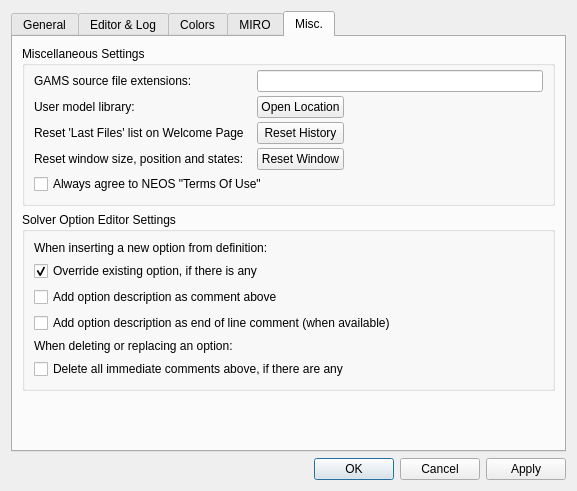
This is src/settingsdialog.ui in GAMS-dev/studio as Qt 5 draws it before an edit. The edited form follows.
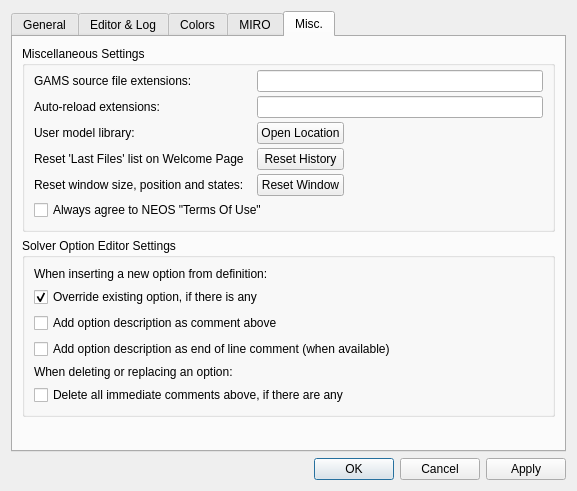
This is the edited form. The open tabs and pages were chosen to show the change.

Commit message: Added auto-reload to SettingsDialog and FileEventHandler. Introduced new FileChangeDialog

```diff
--- a/src/settingsdialog.ui
+++ b/src/settingsdialog.ui
@@ -652,8 +652,8 @@
            <rect>
             <x>0</x>
             <y>0</y>
-            <width>100</width>
-            <height>30</height>
+            <width>98</width>
+            <height>28</height>
            </rect>
           </property>
           <attribute name="label">
@@ -766,55 +766,21 @@
           <property name="verticalSpacing">
            <number>4</number>
           </property>
-          <item row="1" column="0">
-           <widget class="QLabel" name="lbl_openModLib">
-            <property name="text">
-             <string>User model library: </string>
-            </property>
-           </widget>
-          </item>
           <item row="3" column="0">
-           <widget class="QLabel" name="lbl_resetView">
-            <property name="text">
-             <string>Reset window size, position and states: </string>
-            </property>
-           </widget>
-          </item>
-          <item row="2" column="1">
-           <widget class="QPushButton" name="btn_resetHistory">
-            <property name="text">
-             <string>Reset History</string>
-            </property>
-           </widget>
-          </item>
-          <item row="2" column="0">
            <widget class="QLabel" name="lbl_wpHistory">
             <property name="text">
              <string>&lt;html&gt;&lt;head/&gt;&lt;body&gt;&lt;p&gt;Reset 'Last Files' list on Welcome Page&amp;nbsp;&amp;nbsp;&lt;/p&gt;&lt;/body&gt;&lt;/html&gt;</string>
             </property>
            </widget>
           </item>
-          <item row="4" column="0" colspan="2">
+          <item row="5" column="0" colspan="2">
            <widget class="QCheckBox" name="confirmNeosCheckBox">
             <property name="text">
              <string>Always agree to NEOS &quot;Terms Of Use&quot;</string>
             </property>
            </widget>
           </item>
-          <item row="1" column="1">
-           <widget class="QPushButton" name="btn_openUserLibLocation">
-            <property name="sizePolicy">
-             <sizepolicy hsizetype="Minimum" vsizetype="Fixed">
-              <horstretch>0</horstretch>
-              <verstretch>0</verstretch>
-             </sizepolicy>
-            </property>
-            <property name="text">
-             <string>Open Location</string>
-            </property>
-           </widget>
-          </item>
-          <item row="1" column="2">
+          <item row="2" column="2">
            <spacer name="horizontalSpacer_2">
             <property name="orientation">
              <enum>Qt::Horizontal</enum>
@@ -827,20 +793,13 @@
             </property>
            </spacer>
           </item>
-          <item row="3" column="1">
+          <item row="4" column="1">
            <widget class="QPushButton" name="btn_resetView">
             <property name="text">
              <string>Reset Window</string>
             </property>
            </widget>
           </item>
-          <item row="0" column="0">
-           <widget class="QLabel" name="lbl_userGamsTypes">
-            <property name="text">
-             <string>GAMS source file extensions:</string>
-            </property>
-           </widget>
-          </item>
           <item row="0" column="1" colspan="2">
            <widget class="QLineEdit" name="edUserGamsTypes">
             <property name="toolTip">
@@ -848,6 +807,57 @@
             </property>
            </widget>
           </item>
+          <item row="0" column="0">
+           <widget class="QLabel" name="lbl_userGamsTypes">
+            <property name="text">
+             <string>GAMS source file extensions:</string>
+            </property>
+           </widget>
+          </item>
+          <item row="2" column="0">
+           <widget class="QLabel" name="lbl_openModLib">
+            <property name="text">
+             <string>User model library: </string>
+            </property>
+           </widget>
+          </item>
+          <item row="2" column="1">
+           <widget class="QPushButton" name="btn_openUserLibLocation">
+            <property name="sizePolicy">
+             <sizepolicy hsizetype="Minimum" vsizetype="Fixed">
+              <horstretch>0</horstretch>
+              <verstretch>0</verstretch>
+             </sizepolicy>
+            </property>
+            <property name="text">
+             <string>Open Location</string>
+            </property>
+           </widget>
+          </item>
+          <item row="4" column="0">
+           <widget class="QLabel" name="lbl_resetView">
+            <property name="text">
+             <string>Reset window size, position and states: </string>
+            </property>
+           </widget>
+          </item>
+          <item row="3" column="1">
+           <widget class="QPushButton" name="btn_resetHistory">
+            <property name="text">
+             <string>Reset History</string>
+            </property>
+           </widget>
+          </item>
+          <item row="1" column="1" colspan="2">
+           <widget class="QLineEdit" name="edAutoReloadTypes"/>
+          </item>
+          <item row="1" column="0">
+           <widget class="QLabel" name="lbl_AutoReloadTypes">
+            <property name="text">
+             <string>Auto-reload extensions:</string>
+            </property>
+           </widget>
+          </item>
          </layout>
         </widget>
        </item>
```
The commit also changes 8 other files.
